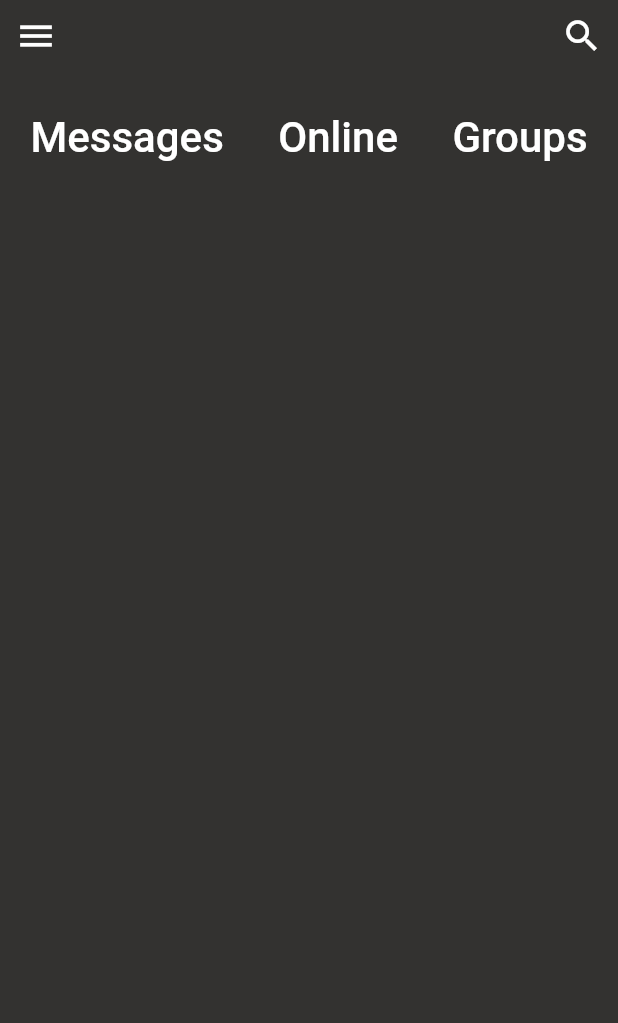
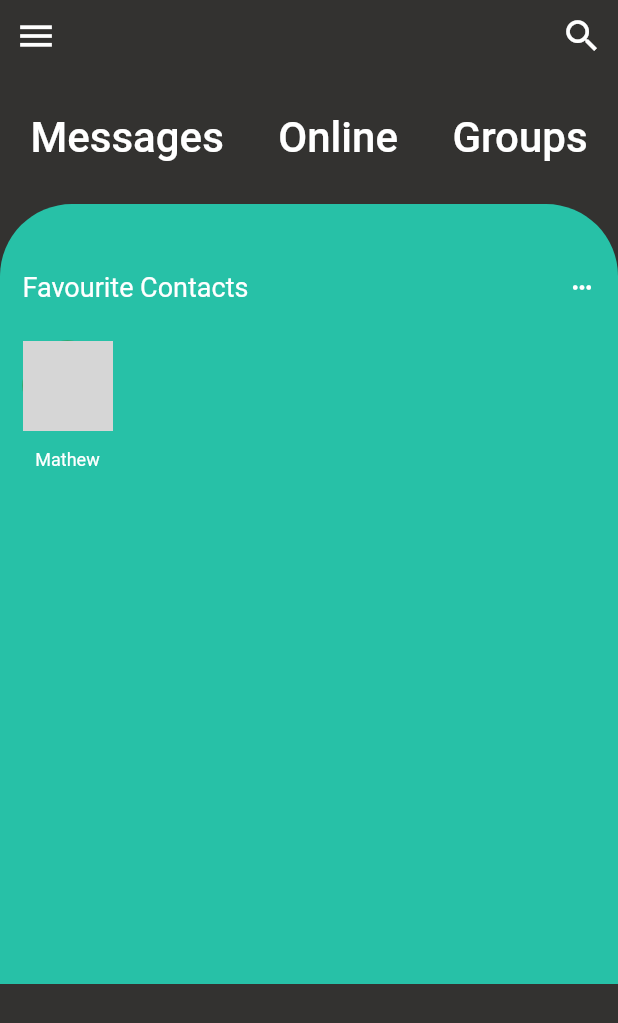
Before and after one commit to devenderbutani21/ChatAppUI, a Flutter app: the screen it shows after launch, on a phone screen of 412 x 824 dp. Shown: the top 1023 px of the screen. Run offline on Flutter 3.47's test engine with Material 2 defaults, Android fonts, the phone set to English and light mode, and no system bars; network calls fail; grey boxes are pictures that could not be loaded.

Commit message:
Chat region Main Screen

```diff
--- a/lib/screens/main_screen.dart
+++ b/lib/screens/main_screen.dart
@@ -16,7 +16,7 @@ class MainScreen extends StatelessWidget {
                     icon: Icon(
                       Icons.menu,
                       color: Colors.white,
-                      size: 28,
+                      size: 28.0,
                     ),
                     onPressed: () {},
                   ),
@@ -24,14 +24,14 @@ class MainScreen extends StatelessWidget {
                     icon: Icon(
                       Icons.search,
                       color: Colors.white,
-                      size: 28,
+                      size: 28.0,
                     ),
                     onPressed: () {},
                   ),
                 ],
               ),
               SizedBox(
-                height: 20,
+                height: 20.0,
               ),
               Row(
                 mainAxisAlignment: MainAxisAlignment.spaceEvenly,
@@ -41,7 +41,7 @@ class MainScreen extends StatelessWidget {
                       'Messages',
                       style: TextStyle(
                         color: Colors.white,
-                        fontSize: 28,
+                        fontSize: 28.0,
                       ),
                     ),
                     onPressed: () {},
@@ -51,7 +51,7 @@ class MainScreen extends StatelessWidget {
                       'Online',
                       style: TextStyle(
                         color: Colors.white,
-                        fontSize: 28,
+                        fontSize: 28.0,
                       ),
                     ),
                     onPressed: () {},
@@ -61,10 +61,90 @@ class MainScreen extends StatelessWidget {
                       'Groups',
                       style: TextStyle(
                         color: Colors.white,
-                        fontSize: 28,
+                        fontSize: 28.0,
                       ),
                     ),
                     onPressed: () {},
+                  ),
+                ],
+              ),
+              SizedBox(
+                height: 20.0,
+              ),
+              Stack(
+                children: <Widget>[
+                  Container(
+                    height: 520.0,
+                    width: 480.0,
+                    decoration: BoxDecoration(
+                      borderRadius: BorderRadius.only(
+                        topLeft: Radius.circular(48.0),
+                        topRight: Radius.circular(48.0),
+                      ),
+                      color: Color(0xff27c1a7),
+                    ),
+                    child: Column(
+                      children: <Widget>[
+                        SizedBox(
+                          height: 30.0,
+                        ),
+                        Container(
+                          margin: EdgeInsets.all(15.0),
+                          child: Row(
+                            mainAxisAlignment: MainAxisAlignment.spaceBetween,
+                            children: <Widget>[
+                              Text(
+                                'Favourite Contacts',
+                                style: TextStyle(
+                                  color: Colors.white,
+                                  fontSize: 18.0,
+                                ),
+                              ),
+                              Icon(
+                                Icons.more_horiz_rounded,
+                                color: Colors.white,
+                                size: 18.0,
+                              ),
+                            ],
+                          ),
+                        ),
+                        SizedBox(
+                          height: 10.0,
+                        ),
+                        Row(
+                          children: <Widget>[
+                            Column(
+                              children: <Widget>[
+                                Container(
+                                  margin: EdgeInsets.only(
+                                    left: 15.0,
+                                    bottom: 12.5,
+                                  ),
+                                  height: 60.0,
+                                  width: 60.0,
+                                  child: CircleAvatar(
+                                    backgroundImage: NetworkImage(
+                                        'https://cdn.pixabay.com/photo/2016/03/09/10/23/model-1246028_1280.jpg'),
+                                  ),
+                                ),
+                                Container(
+                                  margin: EdgeInsets.only(
+                                    left: 15.0,
+                                  ),
+                                  child: Text(
+                                    'Mathew',
+                                    style: TextStyle(
+                                      color: Colors.white,
+                                      fontSize: 12,
+                                    ),
+                                  ),
+                                ),
+                              ],
+                            ),
+                          ],
+                        ),
+                      ],
+                    ),
                   ),
                 ],
               )
```
